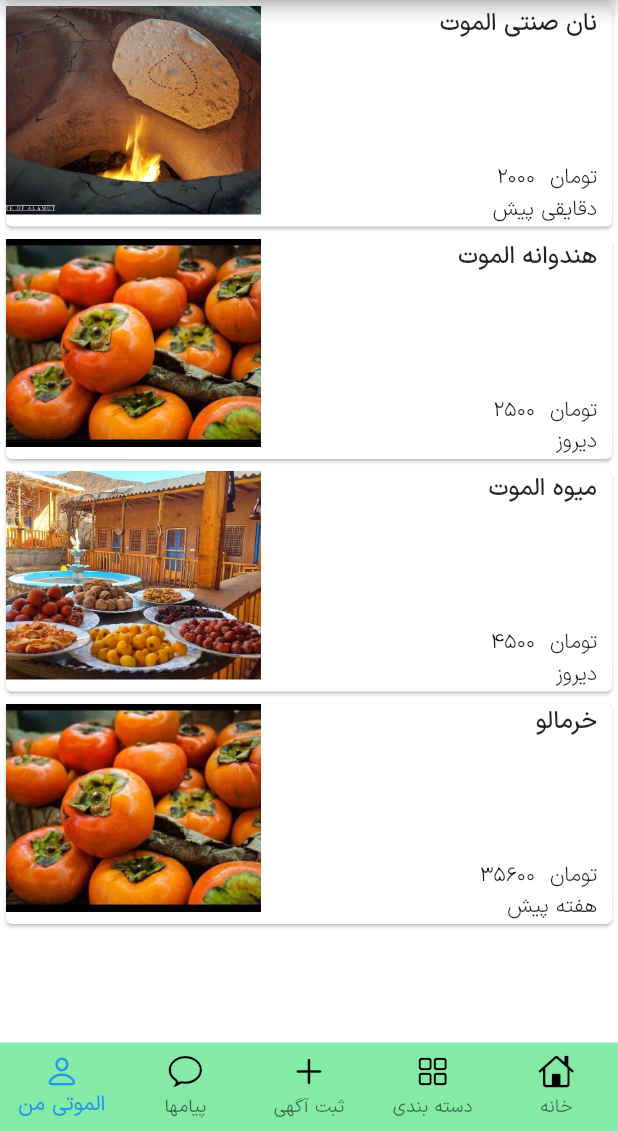
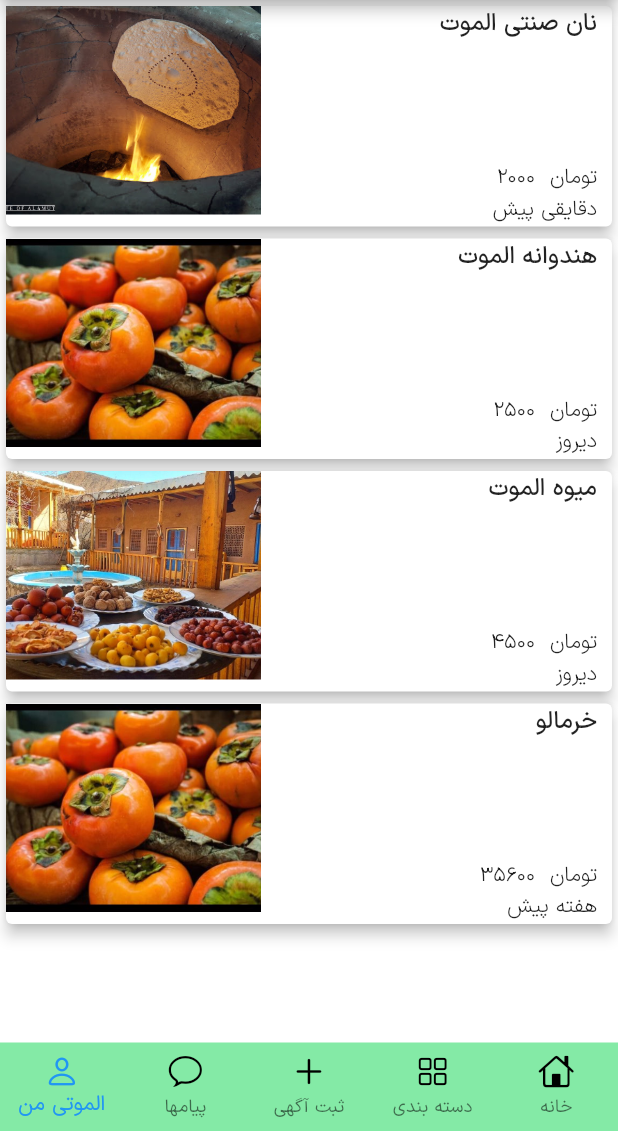
Before and after one commit to abolfazlrezaeiv/alamutiMobile, a Flutter app: the screen it shows after launch, on a phone screen of 412 x 824 dp, the part 105-1236 px from its top. Run offline on Flutter 3.47's test engine with Material 2 defaults, Android fonts, the light colour scheme and no system bars.

Commit message:
make theme file

```diff
--- a/lib/ads_card.dart
+++ b/lib/ads_card.dart
@@ -11,6 +11,7 @@ class AdsCard extends StatelessWidget {
   @override
   Widget build(BuildContext context) {
     return Card(
+      elevation: 4,
       child: Row(
         mainAxisAlignment: MainAxisAlignment.spaceBetween,
         crossAxisAlignment: CrossAxisAlignment.center,
--- a/lib/main.dart
+++ b/lib/main.dart
@@ -1,4 +1,5 @@
 import 'package:alamuti/home_page.dart';
+import 'package:alamuti/theme.dart';
 import 'package:flutter/cupertino.dart';
 import 'package:flutter/material.dart';
 
@@ -10,13 +11,7 @@ class Application extends StatelessWidget {
   @override
   Widget build(BuildContext context) {
     return MaterialApp(
-      theme: ThemeData(
-        fontFamily: 'IRANSansX',
-        bottomNavigationBarTheme: BottomNavigationBarThemeData(
-          backgroundColor: Color.fromRGBO(8, 212, 76, 0.5),
-          unselectedIconTheme: IconThemeData(color: Colors.black),
-        ),
-      ),
+      theme: themes,
       home: HomePage(),
     );
   }
--- /dev/null
+++ b/lib/theme.dart
@@ -0,0 +1,9 @@
+import 'package:flutter/material.dart';
+
+var themes = ThemeData(
+  fontFamily: 'IRANSansX',
+  bottomNavigationBarTheme: BottomNavigationBarThemeData(
+    backgroundColor: Color.fromRGBO(8, 212, 76, 0.5),
+    unselectedIconTheme: IconThemeData(color: Colors.black),
+  ),
+);
```
